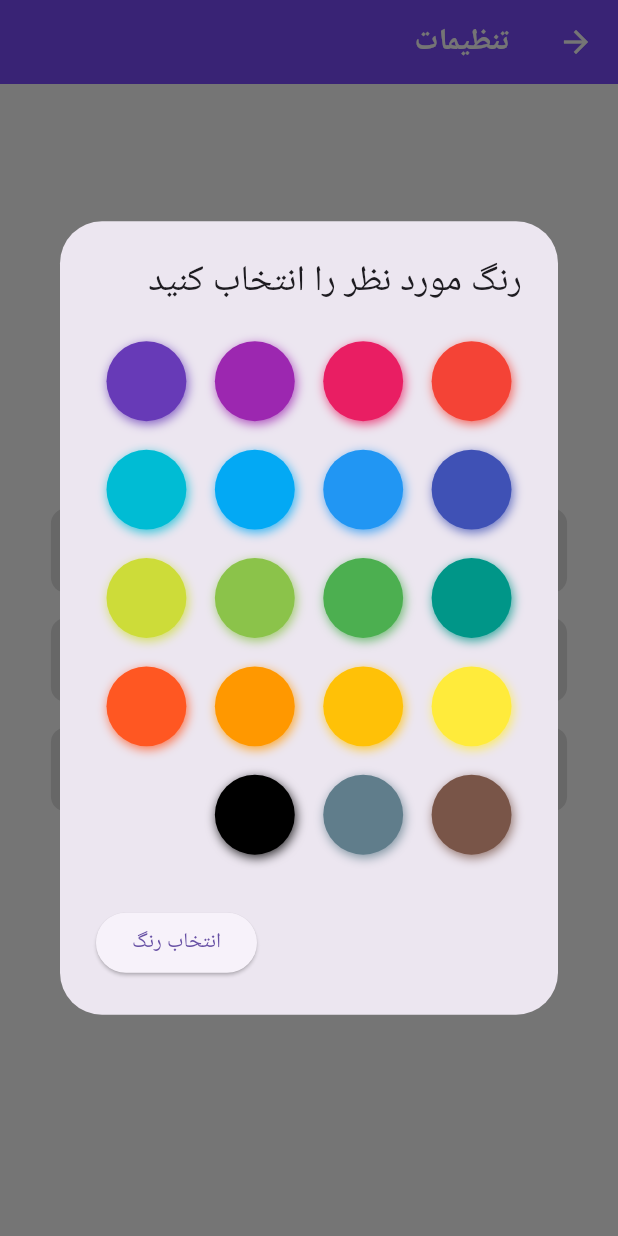
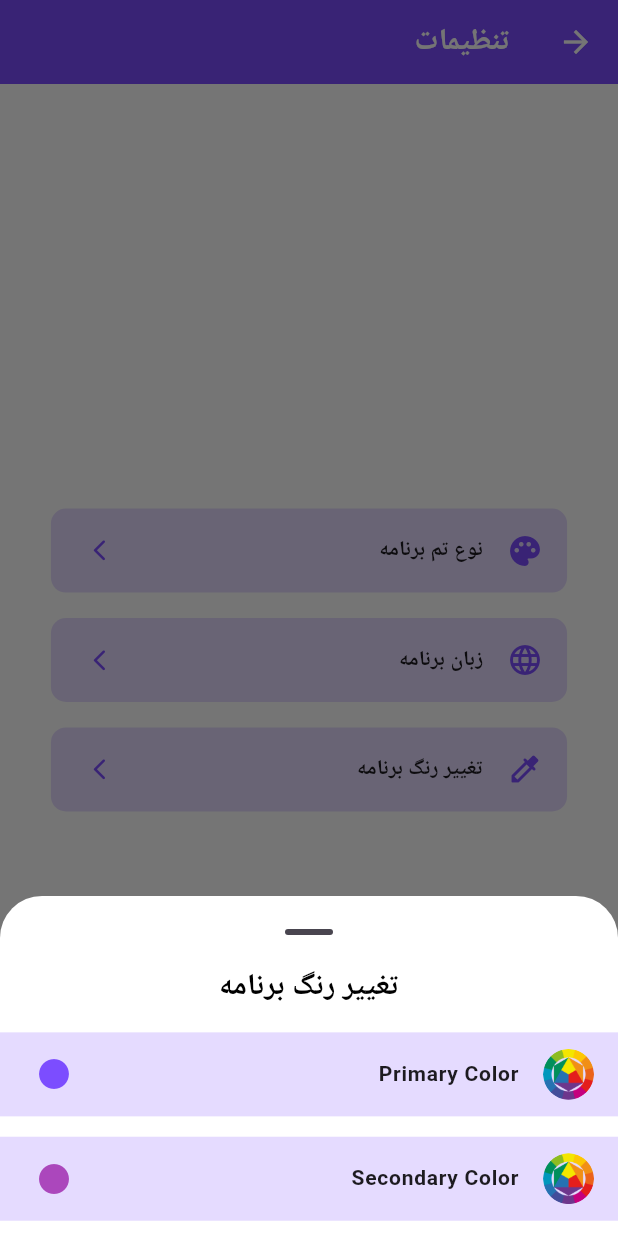
Before and after one commit to mohsen-zahed/practical_pachprthlo, a Flutter app: the SettingsScreen screen opened directly, after a tap on "تغییر رنگ برنامه", on a phone screen of 412 x 824 dp. Run offline on Flutter 3.47's test engine with Material 3 defaults, Android fonts, the phone set to English and light mode, and no system bars; drawn by our look-alikes of flutter_colorpicker; our stand-ins replace cached_network_image, connectivity_plus, dio, dropdown_search, equatable, fl_chart and 6 more; accounts and stored records are empty; generated files the repository leaves out were written again; network calls fail.

Commit message:
dynamic primary/secondary colors implemented🍱 - but still problems in production mode💥

```diff
--- a/lib/config/constants/colors.dart
+++ b/lib/config/constants/colors.dart
@@ -10,7 +10,7 @@ const kWhiteColor60 = Colors.white60;
 const kGreenColor = Colors.green;
 const kBlueColor = Colors.blue;
 const kPrimaryColor = Colors.deepPurpleAccent;
-Color kSecondaryColor = Colors.purple.shade400;
+const kSecondaryColor = Color(0xFFAB47BC);
 const kYellowColor = Colors.yellow;
 const kRedColor = Colors.red;
 const kGreyColor = Colors.grey;
--- a/lib/config/dependency_injection/di.dart
+++ b/lib/config/dependency_injection/di.dart
@@ -2,7 +2,7 @@ import 'package:get_it/get_it.dart';
 import 'package:hive_flutter/adapters.dart';
 import 'package:practical_pachprthlo/features/blocs/language_bloc/localization_bloc.dart';
 import 'package:practical_pachprthlo/features/blocs/theme_bloc/theme_bloc.dart';
-import 'package:practical_pachprthlo/features/data/providers/disease_data_provider.dart';
+import 'package:practical_pachprthlo/features/providers/disease_data_provider.dart';
 import 'package:practical_pachprthlo/features/data/repository/locale/locale_disease_repository.dart';
 import 'package:practical_pachprthlo/features/data/repository/remote/remote_disease_repository.dart';
 import 'package:practical_pachprthlo/features/data/repository/remote/remote_statistic_repository.dart';
--- a/lib/config/localization/app_en.arb
+++ b/lib/config/localization/app_en.arb
@@ -30,7 +30,8 @@
     "settingsScreenText": "Settings Screen",
     "refreshText": "Refresh",
     "loadingMoreText": "Loading more...",
-    "changeAppColor": "Change app color",
-    "pickAColor": "Pick a color",
-    "applyColor": "Apply color"
+    "changeAppColorText": "Change app color",
+    "pickAColorText": "Pick a color",
+    "applyColorText": "Apply color",
+    "pickAColorTitleText": "Color picker"
 }
--- a/lib/config/localization/app_fa.arb
+++ b/lib/config/localization/app_fa.arb
@@ -30,7 +30,8 @@
     "settingsScreenText": "تنظیمات",
     "refreshText": "تازه سازی",
     "loadingMoreText": "در حال بارگیری بیشتر...",
-    "changeAppColor": "تغییر رنگ برنامه",
-    "pickAColor": "رنگ مورد نظر را انتخاب کنید",
-    "applyColor": "انتخاب رنگ"
+    "changeAppColorText": "تغییر رنگ برنامه",
+    "pickAColorText": "رنگ مورد نظر را انتخاب کنید",
+    "applyColorText": "انتخاب رنگ",
+    "pickAColorTitleText": "انتخاب رنگ برنامه"
 }
--- /dev/null
+++ b/lib/features/data/models/c-color_model/color_model.dart
@@ -0,0 +1,21 @@
+import 'package:flutter/material.dart';
+import 'package:practical_pachprthlo/config/constants/colors.dart';
+import 'package:practical_pachprthlo/gen/assets.gen.dart';
+
+enum ColorModel {
+  primaryColor(
+    kPrimaryColor,
+    Assets.colorIcon,
+    'Primary Color',
+  ),
+  secondaryColor(
+    kSecondaryColor,
+    Assets.colorIcon,
+    'Secondary Color',
+  );
+
+  final Color color;
+  final AssetGenImage colorPath;
+  final String name;
+  const ColorModel(this.color, this.colorPath, this.name);
+}
--- a/lib/features/screens/main_screens/home_screen/bottom_nav_screens/home_screen/bloc/diseases_bloc.dart
+++ b/lib/features/screens/main_screens/home_screen/bottom_nav_screens/home_screen/bloc/diseases_bloc.dart
@@ -3,7 +3,7 @@ import 'package:flutter/material.dart';
 import 'package:flutter_bloc/flutter_bloc.dart';
 import 'package:equatable/equatable.dart';
 import 'package:practical_pachprthlo/features/data/models/disease_response_model/disease_response_model.dart';
-import 'package:practical_pachprthlo/features/data/providers/disease_data_provider.dart';
+import 'package:practical_pachprthlo/features/providers/disease_data_provider.dart';
 
 part 'diseases_event.dart';
 part 'diseases_state.dart';
--- a/lib/features/screens/main_screens/home_screen/bottom_nav_screens/settings_screen/settings_screen.dart
+++ b/lib/features/screens/main_screens/home_screen/bottom_nav_screens/settings_screen/settings_screen.dart
@@ -1,10 +1,10 @@
 import 'package:flutter/material.dart';
 import 'package:practical_pachprthlo/config/constants/colors.dart';
 import 'package:practical_pachprthlo/config/localization/l10n.dart';
+import 'package:practical_pachprthlo/features/screens/main_screens/home_screen/bottom_nav_screens/settings_screen/widgets/color_bottom_sheet_modal.dart';
 
 import 'package:practical_pachprthlo/features/screens/main_screens/home_screen/bottom_nav_screens/settings_screen/widgets/localization_bottom_sheet_modal.dart';
 import 'package:practical_pachprthlo/features/screens/main_screens/home_screen/bottom_nav_screens/settings_screen/widgets/theme_bottom_sheet_modal.dart';
-import 'package:practical_pachprthlo/helpers/theme_helper/color_helper.dart';
 import 'package:practical_pachprthlo/utils/my_media_query.dart';
 
 class SettingsScreen extends StatefulWidget {
@@ -77,10 +77,16 @@ class _SettingsScreenState extends State<SettingsScreen> {
               child: ListTile(
                 shape: RoundedRectangleBorder(borderRadius: BorderRadius.circular(10)),
                 onTap: () {
-                  ColorHelper.showColorPicker(context);
+                  showModalBottomSheet(
+                    showDragHandle: true,
+                    context: context,
+                    builder: (context) {
+                      return const ColorBottomSheetModal();
+                    },
+                  );
                 },
                 leading: const Icon(Icons.colorize_rounded),
-                title: Text(AppLocalizations.of(context)!.changeAppColor),
+                title: Text(AppLocalizations.of(context)!.changeAppColorText),
                 trailing: Icon(
                   Icons.arrow_forward_ios_rounded,
                   size: getScreenArea(context, 0.00005),
--- /dev/null
+++ b/lib/features/screens/main_screens/home_screen/bottom_nav_screens/settings_screen/widgets/color_bottom_sheet_modal.dart
@@ -0,0 +1,65 @@
+import 'package:flutter/material.dart';
+import 'package:flutter_bloc/flutter_bloc.dart';
+import 'package:practical_pachprthlo/config/localization/l10n.dart';
+import 'package:practical_pachprthlo/features/data/models/c-color_model/color_model.dart';
+import 'package:practical_pachprthlo/features/providers/color_provider.dart';
+import 'package:practical_pachprthlo/helpers/theme_helper/color_helper.dart';
+import 'package:practical_pachprthlo/utils/my_media_query.dart';
+
+class ColorBottomSheetModal extends StatelessWidget {
+  const ColorBottomSheetModal({
+    super.key,
+  });
+
+  @override
+  Widget build(BuildContext context) {
+    return SizedBox(
+      child: Column(
+        mainAxisSize: MainAxisSize.min,
+        children: [
+          Text(AppLocalizations.of(context)!.changeAppColorText, style: Theme.of(context).textTheme.titleLarge),
+          SizedBox(height: getScreenArea(context, 0.00005)),
+          ListView.separated(
+            physics: const NeverScrollableScrollPhysics(),
+            shrinkWrap: true,
+            itemBuilder: (context, index) {
+              return Padding(
+                padding: EdgeInsets.only(bottom: getScreenArea(context, 0.00003)),
+                child: ListTile(
+                  leading: Container(
+                    width: getScreenArea(context, 0.0001),
+                    height: getScreenArea(context, 0.0001),
+                    decoration: BoxDecoration(
+                      borderRadius: BorderRadius.circular(100),
+                      image: DecorationImage(image: AssetImage(ColorModel.values[index].colorPath.path), fit: BoxFit.cover),
+                    ),
+                  ),
+                  title: Text(ColorModel.values[index].name),
+                  trailing: Icon(
+                    Icons.circle,
+                    color: index == ColorModel.values.first.index
+                        ? context.watch<ColorProvider>().primaryColor
+                        : context.watch<ColorProvider>().secondaryColor,
+                  ),
+                  onTap: index == ColorModel.values.first.index
+                      ? () async {
+                          ColorHelper.showColorPicker(context, true);
+                          Navigator.pop(context);
+                        }
+                      : () async {
+                          ColorHelper.showColorPicker(context, false);
+                          Navigator.pop(context);
+                        },
+                ),
+              );
+            },
+            separatorBuilder: (context, index) {
+              return SizedBox(height: getScreenArea(context, 0.00001));
+            },
+            itemCount: ColorModel.values.length,
+          ),
+        ],
+      ),
+    );
+  }
+}
--- a/lib/gen/assets.gen.dart
+++ b/lib/gen/assets.gen.dart
@@ -13,15 +13,24 @@ class Assets {
   Assets._();
 
   static const AssetGenImage afgFlag = AssetGenImage('assets/afg_flag.png');
+  static const AssetGenImage colorIcon = AssetGenImage('assets/color_icon.png');
   static const AssetGenImage darkModeIcon =
       AssetGenImage('assets/dark_mode_icon.png');
   static const AssetGenImage engFlag = AssetGenImage('assets/eng_flag.png');
   static const AssetGenImage lightModeIcon =
       AssetGenImage('assets/light_mode_icon.png');
+  static const AssetGenImage systemModeIcon =
+      AssetGenImage('assets/system_mode_icon.png');
 
   /// List of all assets
-  static List<AssetGenImage> get values =>
-      [afgFlag, darkModeIcon, engFlag, lightModeIcon];
+  static List<AssetGenImage> get values => [
+        afgFlag,
+        colorIcon,
+        darkModeIcon,
+        engFlag,
+        lightModeIcon,
+        systemModeIcon
+      ];
 }
 
 class AssetGenImage {
--- a/lib/helpers/theme_helper/color_helper.dart
+++ b/lib/helpers/theme_helper/color_helper.dart
@@ -8,28 +8,30 @@ import 'package:practical_pachprthlo/features/providers/color_provider.dart';
 class ColorHelper {
   //* Don't know why throws constructor exception while setting constructor as private...
   // ColorHelper._();
-  static void showColorPicker(BuildContext context) {
+  static void showColorPicker(BuildContext context, bool isPrimary) {
     MaterialColor? pickedColor;
     showDialog(
       builder: (context) => AlertDialog(
-        title: Text(AppLocalizations.of(context)!.pickAColor),
+        title: Text(AppLocalizations.of(context)!.pickAColorText),
         content: SingleChildScrollView(
           child: BlockPicker(
-            pickerColor: kPrimaryColor,
+            pickerColor: isPrimary ? kPrimaryColor : kSecondaryColor,
             onColorChanged: (Color newColor) {
               if (newColor is MaterialColor) {
                 pickedColor = newColor;
-                context.read<ColorProvider>().updatePrimaryColor(newColor);
+                isPrimary ? context.read<ColorProvider>().updatePrimaryColor(newColor) : context.read<ColorProvider>().updateSecondaryColor(newColor);
               }
             },
           ),
         ),
         actions: <Widget>[
           ElevatedButton(
-            child: Text(AppLocalizations.of(context)!.applyColor),
+            child: Text(AppLocalizations.of(context)!.applyColorText),
             onPressed: () {
               if (pickedColor != null) {
-                context.read<ColorProvider>().updatePrimaryColor(pickedColor!);
+                isPrimary
+                    ? context.read<ColorProvider>().updatePrimaryColor(pickedColor!)
+                    : context.read<ColorProvider>().updateSecondaryColor(pickedColor!);
               }
               Navigator.of(context).pop();
             },
--- a/lib/main.dart
+++ b/lib/main.dart
@@ -10,8 +10,7 @@ import 'package:practical_pachprthlo/features/screens/main_screens/home_screen/b
 import 'package:practical_pachprthlo/features/screens/main_screens/home_screen/main_home_screen.dart';
 import 'package:practical_pachprthlo/features/providers/counter_provider.dart';
 import 'package:practical_pachprthlo/config/localization/l10n.dart';
-import 'package:practical_pachprthlo/packages/flutter_colorpicker_package/my_flutter_colorpicker_package_const.dart';
-import 'package:practical_pachprthlo/packages/shared_preferences/my_shared_preferences_const.dart';
+// import 'package:practical_pachprthlo/packages/flutter_colorpicker_package/my_flutter_colorpicker_package_const.dart';
 import 'package:practical_pachprthlo/theme/app_theme.dart';
 
 import 'package:provider/provider.dart';
@@ -27,10 +26,7 @@ Future<void> main() async {
   WidgetsFlutterBinding.ensureInitialized();
   await setupDi();
   final x = await SharedPreferences.getInstance();
-  print("lang: ${x.getString(languageKey)}");
-  // x.clear();
-  print("theme: ${x.getString(themeKey)}");
-  print("color: ${x.getString(primaryColorKey)}");
+  x.clear();
   runApp(const MyApp());
 }
 
@@ -70,8 +66,14 @@ class MyApp extends StatelessWidget {
                   builder: (context, themeState) {
                     return MaterialApp(
                       title: 'Practical pachprthlo',
-                      theme: AppTheme.lightTheme(primaryColor: color.primaryColor),
-                      darkTheme: AppTheme.darkTheme(primaryColor: color.primaryColor),
+                      theme: AppTheme.lightTheme(
+                        primaryColor: color.primaryColor,
+                        secondaryColor: color.secondaryColor,
+                      ),
+                      darkTheme: AppTheme.darkTheme(
+                        primaryColor: color.primaryColor,
+                        secondaryColor: color.secondaryColor,
+                      ),
                       themeMode: themeState.selectedTheme.themeMode,
                       debugShowCheckedModeBanner: false,
                       supportedLocales: AppLocalizations.supportedLocales,
--- a/lib/theme/app_theme.dart
+++ b/lib/theme/app_theme.dart
@@ -33,7 +33,10 @@ class AppTheme {
         showCloseIcon: true,
         contentTextStyle: const TextStyle(color: kWhiteColor),
       ),
-      listTileTheme: ListTileThemeData(tileColor: kGreyColorShade300),
+      listTileTheme: ListTileThemeData(
+        tileColor: primaryColor?.withOpacity(0.2) ?? kPrimaryColor.withOpacity(0.2),
+        iconColor: primaryColor ?? kPrimaryColor,
+      ),
       bottomSheetTheme: const BottomSheetThemeData(backgroundColor: kWhiteColor),
       expansionTileTheme: const ExpansionTileThemeData(
         collapsedBackgroundColor: kWhiteColor,
@@ -60,7 +63,7 @@ class AppTheme {
       ),
       floatingActionButtonTheme: FloatingActionButtonThemeData(
         foregroundColor: kWhiteColor,
-        backgroundColor: primaryColor ?? kPrimaryColor,
+        backgroundColor: secondaryColor ?? kSecondaryColor,
       ),
       bottomNavigationBarTheme: BottomNavigationBarThemeData(
         selectedItemColor: primaryColor ?? kPrimaryColor,
@@ -78,6 +81,7 @@ class AppTheme {
       listTileTheme: ListTileThemeData(
         tileColor: kGreyColorShade800,
         textColor: kWhiteColor,
+        iconColor: primaryColor ?? kPrimaryColor,
       ),
       bottomSheetTheme: BottomSheetThemeData(backgroundColor: kGreyColorShade900),
       expansionTileTheme: ExpansionTileThemeData(
@@ -87,6 +91,34 @@ class AppTheme {
       textTheme: darkTextTheme,
     );
   }
+
+  static TextTheme darkTextTheme = const TextTheme(
+    displayLarge: TextStyle(
+      fontSize: 32.0,
+      fontWeight: FontWeight.bold,
+      color: Colors.white,
+    ),
+    displayMedium: TextStyle(
+      fontSize: 21.0,
+      fontWeight: FontWeight.w700,
+      color: Colors.white,
+    ),
+    displaySmall: TextStyle(
+      fontSize: 16.0,
+      fontWeight: FontWeight.w600,
+      color: Colors.white,
+    ),
+    titleLarge: TextStyle(
+      fontSize: 20.0,
+      fontWeight: FontWeight.w600,
+      color: Colors.white,
+    ),
+    bodyLarge: TextStyle(
+      fontSize: 14.0,
+      fontWeight: FontWeight.w700,
+      color: Colors.white,
+    ),
+  );
 
   static TextTheme lightTextTheme = const TextTheme(
     displayLarge: TextStyle(
@@ -115,32 +147,4 @@ class AppTheme {
       color: Colors.black,
     ),
   );
-
-  static TextTheme darkTextTheme = const TextTheme(
-    displayLarge: TextStyle(
-      fontSize: 32.0,
-      fontWeight: FontWeight.bold,
-      color: Colors.white,
-    ),
-    displayMedium: TextStyle(
-      fontSize: 21.0,
-      fontWeight: FontWeight.w700,
-      color: Colors.white,
-    ),
-    displaySmall: TextStyle(
-      fontSize: 16.0,
-      fontWeight: FontWeight.w600,
-      color: Colors.white,
-    ),
-    titleLarge: TextStyle(
-      fontSize: 20.0,
-      fontWeight: FontWeight.w600,
-      color: Colors.white,
-    ),
-    bodyLarge: TextStyle(
-      fontSize: 14.0,
-      fontWeight: FontWeight.w700,
-      color: Colors.white,
-    ),
-  );
 }
```
Also changed, not shown: assets/color_icon.png (added), lib/features/data/models/disease_response_model/disease_response_model.g.dart, lib/features/providers/disease_data_provider.dart (renamed from lib/features/data/providers/disease_data_provider.dart).
